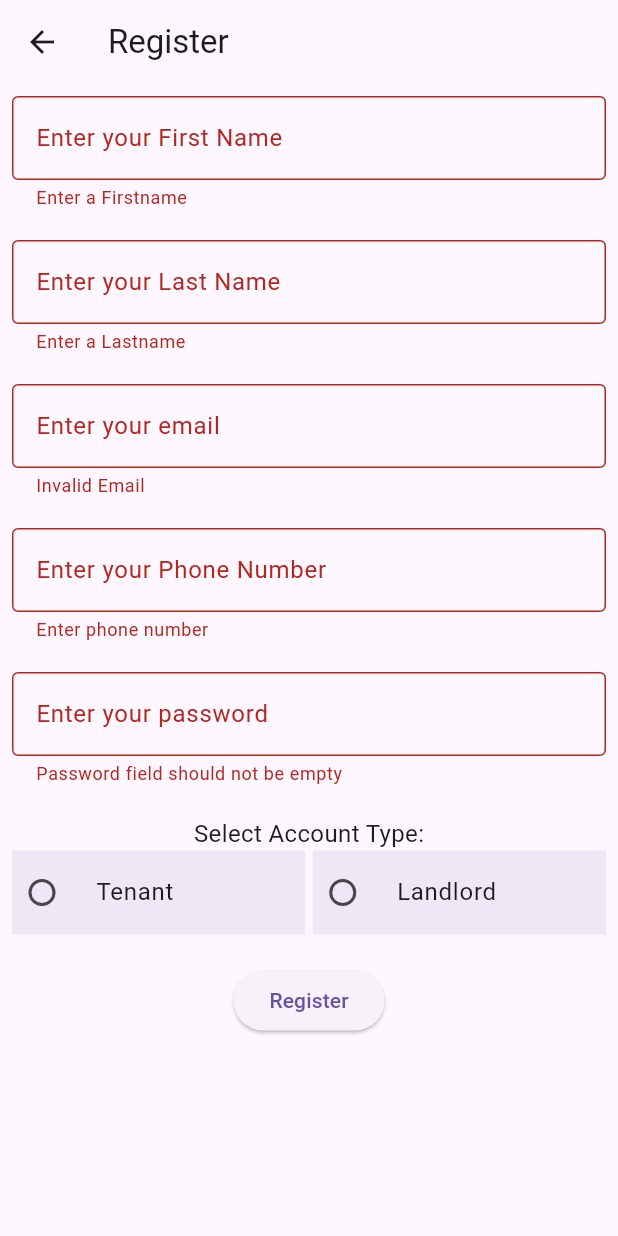
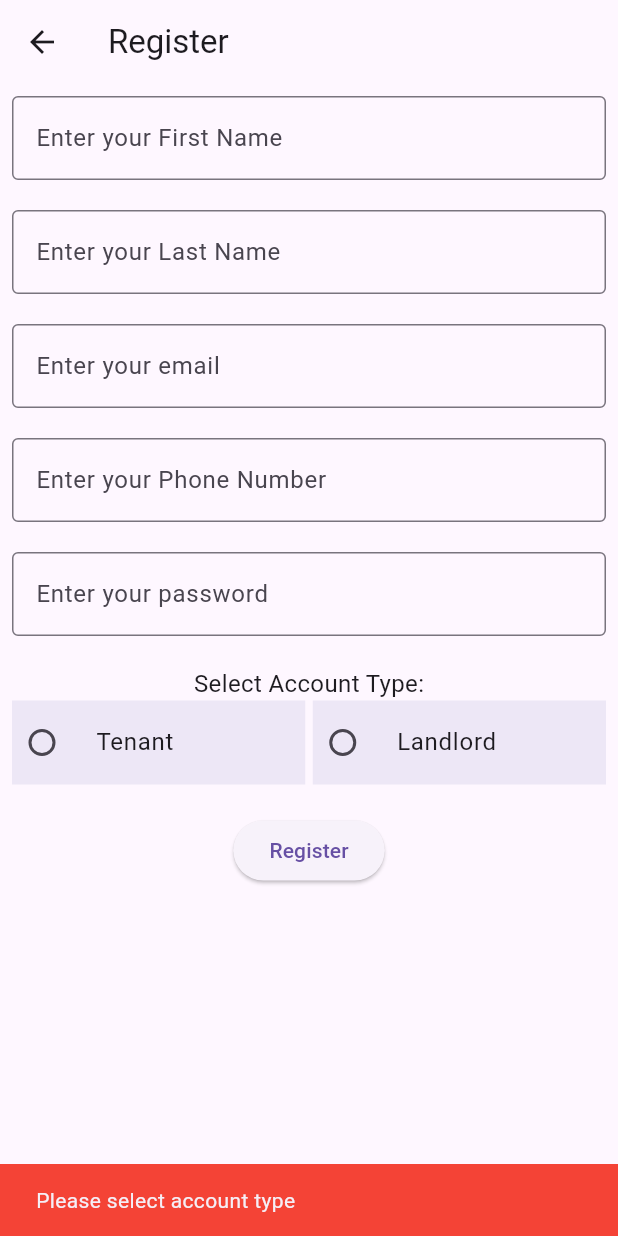
Before and after one commit to shrestharukesh1213/gharsathi, a Flutter app: the Registerscreen screen opened by its route, after a tap on "Register", on a phone screen of 412 x 824 dp. Run offline on Flutter 3.47's test engine with Material 3 defaults, Android fonts, the phone set to English and light mode, and no system bars; our stand-ins replace cloud_firestore, email_validator, firebase_auth, firebase_core, salomon_bottom_bar; accounts and stored records are empty.

Commit message:
minor changes

```diff
--- a/lib/screens/RegisterScreen.dart
+++ b/lib/screens/RegisterScreen.dart
@@ -12,8 +12,9 @@ class Registerscreen extends StatefulWidget {
 }
 
 class _RegisterscreenState extends State<Registerscreen> {
-  final _firstNameController = TextEditingController();
-  final _lastNameController = TextEditingController();
+
+  final _firstnameController = TextEditingController();
+  final _lastnameController = TextEditingController();
   final _emailController = TextEditingController();
   final _phoneController = TextEditingController();
   final _passwordController = TextEditingController();
@@ -32,7 +33,7 @@ class _RegisterscreenState extends State<Registerscreen> {
             child: Column(
               children: [
                 TextFormField(
-                  controller: _firstNameController,
+                  controller: _firstnameController,
                   validator: (value) {
                     if (value == null || value.isEmpty) {
                       return "Enter a Firstname";
@@ -51,7 +52,7 @@ class _RegisterscreenState extends State<Registerscreen> {
                 ),
                 const SizedBox(height: 20),
                 TextFormField(
-                  controller: _lastNameController,
+                  controller: _lastnameController,
                   validator: (value) {
                     if (value == null || value.isEmpty) {
                       return "Enter a Lastname";
@@ -139,7 +140,7 @@ class _RegisterscreenState extends State<Registerscreen> {
                         contentPadding: EdgeInsets.all(0.0),
                         value: UserTypeEnum.Tenant,
                         groupValue: _userTypeEnum,
-                        tileColor: Colors.deepPurple.shade50,
+                        tileColor: Colors.deepPurple.shade50 ,
                         title: Text(UserTypeEnum.Tenant.name),
                         onChanged: (UserTypeEnum? value) {
                           setState(() {
@@ -148,15 +149,13 @@ class _RegisterscreenState extends State<Registerscreen> {
                         },
                       ),
                     ),
-                    const SizedBox(
-                      width: 5.0,
-                    ),
+                    SizedBox(width:5.0,),
                     Expanded(
                       child: RadioListTile<UserTypeEnum>(
                         contentPadding: EdgeInsets.all(0.0),
                         value: UserTypeEnum.Landlord,
                         groupValue: _userTypeEnum,
-                        tileColor: Colors.deepPurple.shade50,
+                         tileColor: Colors.deepPurple.shade50 ,
                         title: Text(UserTypeEnum.Landlord.name),
                         onChanged: (UserTypeEnum? value) {
                           setState(() {
@@ -165,38 +164,35 @@ class _RegisterscreenState extends State<Registerscreen> {
                         },
                       ),
                     ),
+
                   ],
                 ),
                 const SizedBox(height: 20),
-                ElevatedButton(
-                  onPressed: () async {
-                    if (_formKey.currentState!.validate()) {
+                 ElevatedButton(  onPressed: () async {
       if (_userTypeEnum == null) {
+      // Show a SnackBar when user type is not selected
       ScaffoldMessenger.of(context).showSnackBar(
-                          SnackBar(
+        const SnackBar(
           content: Text('Please select account type'),
           backgroundColor: Colors.red,
         ),
       );
-                      } else {
-                        // Pass user's data for Authentication
+    } else if (_formKey.currentState!.validate()) {
+      // Proceed with the signup if all fields and user type are valid
       Authentication().signUp(
-                          firstName: _firstNameController.text,
-                          lastName: _lastNameController.text,
+        firstName: _firstnameController.text,
+        lastName: _lastnameController.text,
         email: _emailController.text,
         password: _passwordController.text,
         phoneNumber: _phoneController.text,
+        userType: _userTypeEnum.toString().split('.').last, // Passing user type
         context: context,
-                          userType: _userTypeEnum
-                              .toString()
-                              .split('.')
-                              .last, // Passing user type
       );
-                      }
     }
   },
   child: const Text('Register'),
-                ),
+)
+
               ],
             ),
           ),
```
Lines whose indentation alone changed are shown as unchanged.
